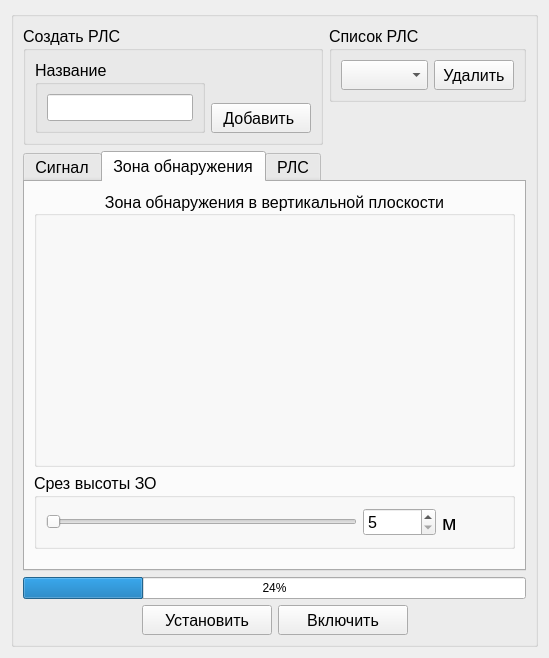
Old version of the form dataSetGenerator-master/optrlswindow.ui in the repository Nisitka/air-trail-generator.
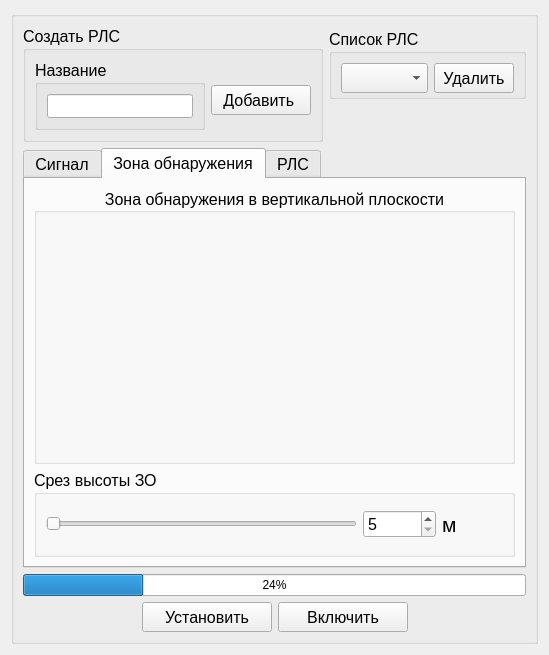
New version of the form. The open tabs and pages were chosen to show the change. Custom widgets are drawn as their Qt base class.

```diff
--- a/dataSetGenerator-master/optrlswindow.ui
+++ b/dataSetGenerator-master/optrlswindow.ui
@@ -7,7 +7,7 @@
     <x>0</x>
     <y>0</y>
     <width>549</width>
-    <height>640</height>
+    <height>636</height>
    </rect>
   </property>
   <property name="windowTitle">
@@ -27,7 +27,7 @@
           <property name="maximumSize">
            <size>
             <width>300</width>
-            <height>16777215</height>
+            <height>999</height>
            </size>
           </property>
           <property name="font">
@@ -40,7 +40,15 @@
           </property>
           <layout class="QHBoxLayout" name="horizontalLayout_7">
            <item>
+            <layout class="QVBoxLayout" name="verticalLayout_16">
+             <item>
             <widget class="QGroupBox" name="nameNewRLSGroupBox">
+               <property name="maximumSize">
+                <size>
+                 <width>16777215</width>
+                 <height>70</height>
+                </size>
+               </property>
              <property name="font">
               <font>
                <pointsize>12</pointsize>
@@ -62,17 +70,22 @@
              </layout>
             </widget>
            </item>
+            </layout>
+           </item>
            <item>
             <layout class="QVBoxLayout" name="verticalLayout_8">
              <item>
-              <spacer name="verticalSpacer_6">
+              <spacer name="verticalSpacer_3">
                <property name="orientation">
                 <enum>Qt::Vertical</enum>
                </property>
+               <property name="sizeType">
+                <enum>QSizePolicy::Fixed</enum>
+               </property>
                <property name="sizeHint" stdset="0">
                 <size>
                  <width>20</width>
-                 <height>40</height>
+                 <height>10</height>
                 </size>
                </property>
               </spacer>
@@ -110,6 +123,12 @@
          <layout class="QVBoxLayout" name="verticalLayout_7">
           <item>
            <widget class="QGroupBox" name="listRLSGroupBox">
+            <property name="maximumSize">
+             <size>
+              <width>16777215</width>
+              <height>70</height>
+             </size>
+            </property>
             <property name="font">
              <font>
               <pointsize>12</pointsize>
@@ -166,6 +185,9 @@
             <property name="orientation">
              <enum>Qt::Vertical</enum>
             </property>
+            <property name="sizeType">
+             <enum>QSizePolicy::Ignored</enum>
+            </property>
             <property name="sizeHint" stdset="0">
              <size>
               <width>20</width>
@@ -186,7 +208,7 @@
          </font>
         </property>
         <property name="currentIndex">
-         <number>1</number>
+         <number>2</number>
         </property>
         <widget class="QWidget" name="tab_3">
          <attribute name="title">
@@ -212,7 +234,7 @@
                 </font>
                </property>
                <property name="currentIndex">
-                <number>1</number>
+                <number>0</number>
                </property>
                <widget class="QWidget" name="tab">
                 <attribute name="title">
@@ -526,21 +548,6 @@
             </property>
             <layout class="QVBoxLayout" name="verticalLayout_3">
              <item>
-              <layout class="QHBoxLayout" name="horizontalLayout_3">
-               <item>
-                <spacer name="horizontalSpacer_3">
-                 <property name="orientation">
-                  <enum>Qt::Horizontal</enum>
-                 </property>
-                 <property name="sizeHint" stdset="0">
-                  <size>
-                   <width>40</width>
-                   <height>20</height>
-                  </size>
-                 </property>
-                </spacer>
-               </item>
-               <item>
                 <widget class="QCustomPlot" name="graphicDVWidget" native="true">
                  <property name="minimumSize">
                   <size>
@@ -550,26 +557,17 @@
                  </property>
                 </widget>
                </item>
-               <item>
-                <spacer name="horizontalSpacer_4">
-                 <property name="orientation">
-                  <enum>Qt::Horizontal</enum>
-                 </property>
-                 <property name="sizeHint" stdset="0">
-                  <size>
-                   <width>40</width>
-                   <height>20</height>
-                  </size>
-                 </property>
-                </spacer>
-               </item>
-              </layout>
-             </item>
             </layout>
            </widget>
           </item>
           <item>
            <widget class="QGroupBox" name="HRLSgroupBox">
+            <property name="maximumSize">
+             <size>
+              <width>16777215</width>
+              <height>100</height>
+             </size>
+            </property>
             <property name="font">
              <font>
               <pointsize>12</pointsize>
@@ -634,19 +632,6 @@
             </layout>
            </widget>
           </item>
-          <item>
-           <spacer name="verticalSpacer_9">
-            <property name="orientation">
-             <enum>Qt::Vertical</enum>
-            </property>
-            <property name="sizeHint" stdset="0">
-             <size>
-              <width>20</width>
-              <height>40</height>
-             </size>
-            </property>
-           </spacer>
-          </item>
          </layout>
         </widget>
         <widget class="QWidget" name="tab_6">
@@ -655,6 +640,16 @@
          </attribute>
          <layout class="QVBoxLayout" name="verticalLayout_2">
           <item>
+           <widget class="QTabWidget" name="rlsTabWidget">
+            <property name="currentIndex">
+             <number>0</number>
+            </property>
+            <widget class="QWidget" name="tab_5">
+             <attribute name="title">
+              <string>Позиция</string>
+             </attribute>
+             <layout class="QVBoxLayout" name="verticalLayout_17">
+              <item>
            <layout class="QHBoxLayout" name="horizontalLayout_11">
             <item>
              <widget class="QGroupBox" name="coordRLSgroupBox">
@@ -868,6 +863,15 @@
           </item>
          </layout>
         </widget>
+            <widget class="QWidget" name="tab_7">
+             <attribute name="title">
+              <string>Tab 2</string>
+             </attribute>
+            </widget>
+           </widget>
+          </item>
+         </layout>
+        </widget>
        </widget>
       </item>
       <item>
@@ -943,19 +947,6 @@
         </item>
        </layout>
       </item>
-      <item>
-       <spacer name="verticalSpacer_3">
-        <property name="orientation">
-         <enum>Qt::Vertical</enum>
-        </property>
-        <property name="sizeHint" stdset="0">
-         <size>
-          <width>20</width>
-          <height>0</height>
-         </size>
-        </property>
-       </spacer>
-      </item>
      </layout>
     </widget>
    </item>
```
Lines whose indentation alone changed are shown as unchanged.
